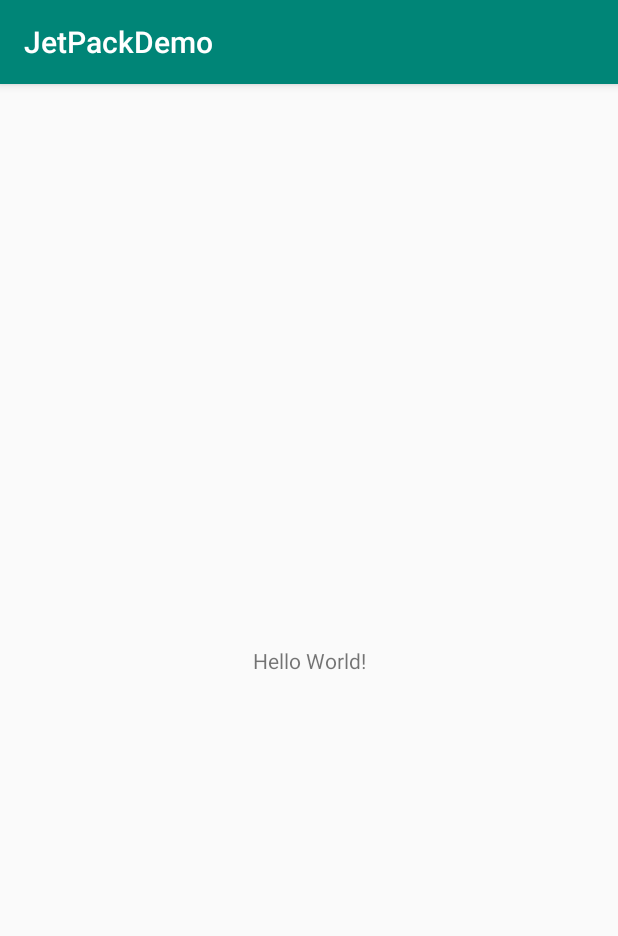
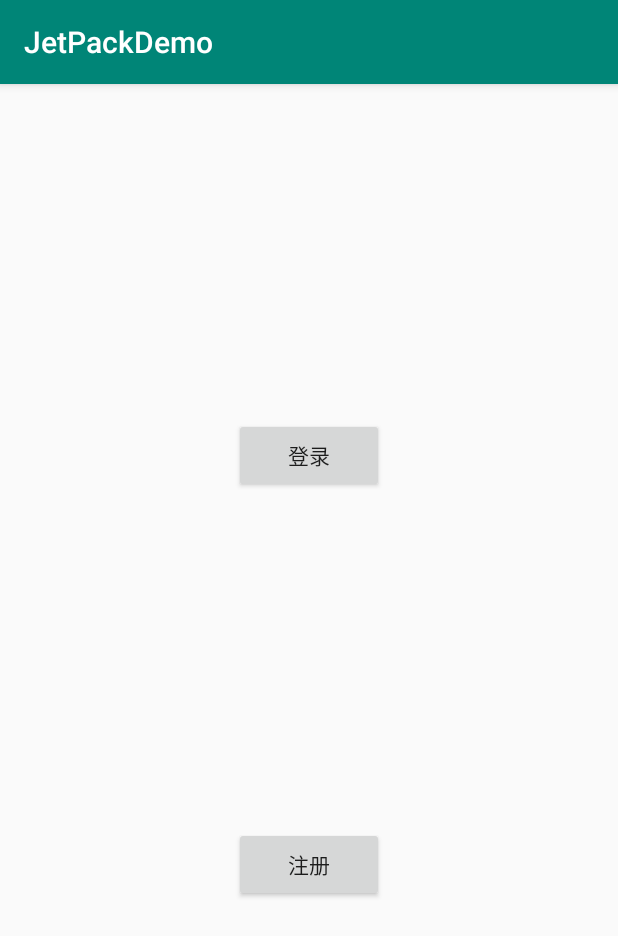
Before and after one commit to zp0511/JetPackDemo, an Android app: the screen it shows after launch (MainActivity before the commit, LoginActivity after it), on a phone screen of 412 x 824 dp. Shown: the top 936 px of the screen. Run offline under Robolectric (Android 15) with nearby library versions, the phone set to English and light mode, and no system bars.

Commit message:
Navigation组件

```diff
--- a/app/src/main/AndroidManifest.xml
+++ b/app/src/main/AndroidManifest.xml
@@ -12,7 +12,7 @@
             android:roundIcon="@mipmap/ic_launcher_round"
             android:supportsRtl="true"
             android:theme="@style/AppTheme">
-        <activity android:name=".MainActivity">
+        <activity android:name=".activity.LoginActivity">
             <intent-filter>
                 <action android:name="android.intent.action.MAIN"/>
 
--- a/app/src/main/java/com/demo/jetpack/MainActivity.kt
+++ b/app/src/main/java/com/demo/jetpack/activity/MainActivity.kt
@@ -1,7 +1,8 @@
-package com.demo.jetpack
+package com.demo.jetpack.activity
 
 import android.os.Bundle
 import androidx.appcompat.app.AppCompatActivity
+import com.demo.jetpack.R
 
 class MainActivity : AppCompatActivity() {
 
--- /dev/null
+++ b/app/src/main/java/com/demo/jetpack/activity/WelComeActivity.kt
@@ -0,0 +1,15 @@
+package com.demo.jetpack.activity
+
+import android.os.Bundle
+import androidx.appcompat.app.AppCompatActivity
+import com.demo.jetpack.R
+
+/**
+ * Created by zp on 2019/8/8.
+ */
+class LoginActivity : AppCompatActivity() {
+    override fun onCreate(savedInstanceState: Bundle?) {
+        super.onCreate(savedInstanceState)
+        setContentView(R.layout.activity_login)
+    }
+}
--- /dev/null
+++ b/app/src/main/java/com/demo/jetpack/fragment/WelComeFragment.kt
@@ -0,0 +1,35 @@
+package com.demo.jetpack.fragment
+
+import android.os.Bundle
+import android.view.LayoutInflater
+import android.view.View
+import android.view.ViewGroup
+import androidx.fragment.app.Fragment
+import androidx.navigation.fragment.findNavController
+import com.demo.jetpack.R
+import kotlinx.android.synthetic.main.fragment_welcome.*
+
+/**
+ * Created by zp on 2019/8/8.
+ */
+class WelComeFragment : Fragment() {
+    override fun onCreateView(inflater: LayoutInflater, container: ViewGroup?, savedInstanceState: Bundle?): View? {
+        return inflater.inflate(R.layout.fragment_welcome, container, false)
+    }
+
+    override fun onViewCreated(view: View, savedInstanceState: Bundle?) {
+        super.onViewCreated(view, savedInstanceState)
+        button3.setOnClickListener {
+            val bundle = Bundle()
+            bundle.putString("key", "value")
+            findNavController().navigate(R.id.login, bundle)
+        }
+        button2.setOnClickListener {
+            val direction =
+                WelComeFragmentDirections
+                    .actionWelcomeRegister()
+                    .setParameter("kchome")
+            findNavController().navigate(direction)
+        }
+    }
+}
--- /dev/null
+++ b/app/src/main/res/layout/activity_login.xml
@@ -0,0 +1,15 @@
+<?xml version="1.0" encoding="utf-8"?>
+<androidx.constraintlayout.widget.ConstraintLayout
+        xmlns:android="http://schemas.android.com/apk/res/android"
+        xmlns:app="http://schemas.android.com/apk/res-auto"
+        android:layout_width="match_parent"
+        android:layout_height="match_parent">
+
+    <fragment
+            android:name="androidx.navigation.fragment.NavHostFragment"
+            app:navGraph="@navigation/login_navigation"
+            app:defaultNavHost="true"
+            android:id="@+id/my_host_nav_fragment"
+            android:layout_width="match_parent"
+            android:layout_height="match_parent"/>
+</androidx.constraintlayout.widget.ConstraintLayout>
--- a/app/src/main/res/layout/activity_main.xml
+++ b/app/src/main/res/layout/activity_main.xml
@@ -5,7 +5,7 @@
         xmlns:app="http://schemas.android.com/apk/res-auto"
         android:layout_width="match_parent"
         android:layout_height="match_parent"
-        tools:context=".MainActivity">
+        tools:context=".activity.MainActivity">
 
     <TextView
             android:layout_width="wrap_content"
--- /dev/null
+++ b/app/src/main/res/layout/fragment_welcome.xml
@@ -0,0 +1,29 @@
+<?xml version="1.0" encoding="utf-8"?>
+<androidx.constraintlayout.widget.ConstraintLayout
+        xmlns:android="http://schemas.android.com/apk/res/android"
+        xmlns:app="http://schemas.android.com/apk/res-auto"
+        android:layout_width="match_parent"
+        android:layout_height="match_parent">
+
+    <Button
+            android:layout_width="100dp"
+            android:layout_height="50dp"
+            app:layout_constraintTop_toTopOf="parent"
+            android:text="登录"
+            app:layout_constraintStart_toStartOf="parent"
+            app:layout_constraintHorizontal_bias="0.5"
+            app:layout_constraintEnd_toEndOf="parent"
+            android:id="@+id/button3"
+            app:layout_constraintBottom_toTopOf="@+id/button2"/>
+
+    <Button
+            android:text="注册"
+            app:layout_constraintHorizontal_bias="0.5"
+            android:layout_width="100dp"
+            app:layout_constraintBottom_toBottomOf="parent"
+            android:layout_height="50dp"
+            app:layout_constraintStart_toStartOf="@+id/button3"
+            app:layout_constraintEnd_toEndOf="@+id/button3"
+            android:id="@+id/button2"
+            app:layout_constraintTop_toBottomOf="@+id/button3"/>
+</androidx.constraintlayout.widget.ConstraintLayout>
--- /dev/null
+++ b/app/src/main/res/navigation/login_navigation.xml
@@ -0,0 +1,34 @@
+<?xml version="1.0" encoding="utf-8"?>
+<navigation xmlns:android="http://schemas.android.com/apk/res/android"
+            xmlns:tools="http://schemas.android.com/tools"
+            xmlns:app="http://schemas.android.com/apk/res-auto"
+            app:startDestination="@id/welcome"
+            android:id="@+id/login_navigation">
+    <fragment
+            android:id="@+id/login"
+            tools:layout="@layout/fragment_login"
+            android:name="com.demo.jetpack.fragment.LoginFragment"
+            android:label="LoginFragment"/>
+    <fragment
+            android:name="com.demo.jetpack.fragment.WelComeFragment"
+            android:label="WelComeFragment"
+            android:id="@+id/welcome"
+            tools:layout="@layout/fragment_welcome">
+        <action
+                android:id="@+id/action_welcome_login"
+                app:destination="@id/login"/>
+        <action
+                android:id="@+id/action_welcome_register"
+                app:destination="@id/register"/>
+    </fragment>
+    <fragment
+            android:id="@+id/register"
+            android:name="com.demo.jetpack.fragment.RegisterFragment"
+            android:label="RegisterFragment"
+            tools:layout="@layout/fragment_register">
+        <argument
+                android:name="parameter"
+                android:defaultValue="kchome"
+                app:argType="string"/>
+    </fragment>
+</navigation>
--- a/build.gradle
+++ b/build.gradle
@@ -1,6 +1,7 @@
 // Top-level build file where you can add configuration options common to all sub-projects/modules.
 
 buildscript {
+    ext.navigationVersion = "2.0.0"
     ext.kotlin_version = '1.3.20'
     repositories {
         google()
@@ -10,6 +11,7 @@ buildscript {
     dependencies {
         classpath 'com.android.tools.build:gradle:3.3.1'
         classpath "org.jetbrains.kotlin:kotlin-gradle-plugin:$kotlin_version"
+        classpath "androidx.navigation:navigation-safe-args-gradle-plugin:$navigationVersion"
         // NOTE: Do not place your application dependencies here; they belong
         // in the individual module build.gradle files
     }
```
Also changed, not shown: app/build.gradle (+11 -7 lines), app/src/main/java/com/demo/jetpack/fragment/LoginFragment.kt (added, +21 -0 lines), app/src/main/java/com/demo/jetpack/fragment/RegisterFragment.kt (added, +25 -0 lines), app/src/main/res/layout/fragment_login.xml (added, +15 -0 lines), app/src/main/res/layout/fragment_register.xml (added, +16 -0 lines).
